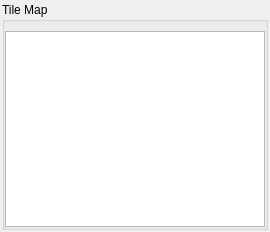
This is Qt/widgets/tilemapwidget.ui in RocketRope/Gameboy-Emulator as Qt 5 draws it before an edit. The edited form follows.
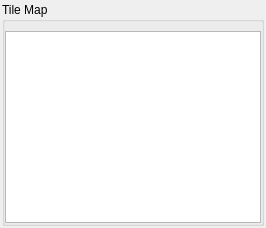
This is the edited form.

Commit message: Qt view box added to background widget

The edit to the form file:
```diff
--- a/Qt/widgets/tilemapwidget.ui
+++ b/Qt/widgets/tilemapwidget.ui
@@ -6,8 +6,8 @@
    <rect>
     <x>0</x>
     <y>0</y>
-    <width>266</width>
-    <height>217</height>
+    <width>260</width>
+    <height>218</height>
    </rect>
   </property>
   <property name="windowTitle">
@@ -57,16 +57,22 @@
         </property>
         <property name="minimumSize">
          <size>
-          <width>260</width>
-          <height>196</height>
+          <width>256</width>
+          <height>192</height>
          </size>
         </property>
         <property name="maximumSize">
          <size>
-          <width>260</width>
-          <height>196</height>
+          <width>256</width>
+          <height>192</height>
          </size>
         </property>
+        <property name="verticalScrollBarPolicy">
+         <enum>Qt::ScrollBarAlwaysOff</enum>
+        </property>
+        <property name="horizontalScrollBarPolicy">
+         <enum>Qt::ScrollBarAlwaysOff</enum>
+        </property>
        </widget>
       </item>
      </layout>
```
The commit also changes 4 other files.
